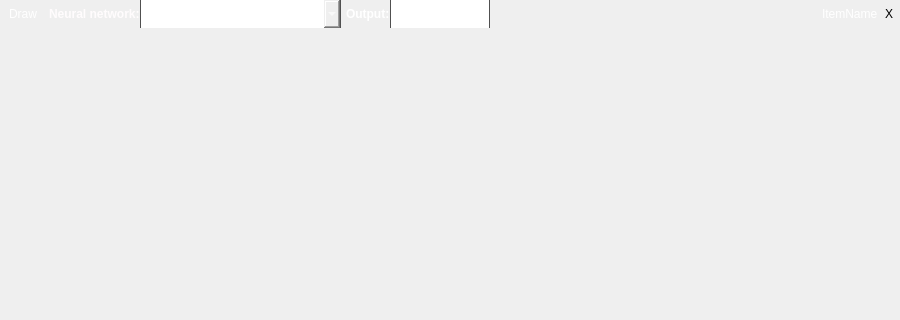
kacerpetr/NNCreator, file ApplicationUi/OutputGraphWidget.ui: the form before one commit; both pictures show x 0 to 900 and y 0 to 320 of the 900 by 616 pixel window.
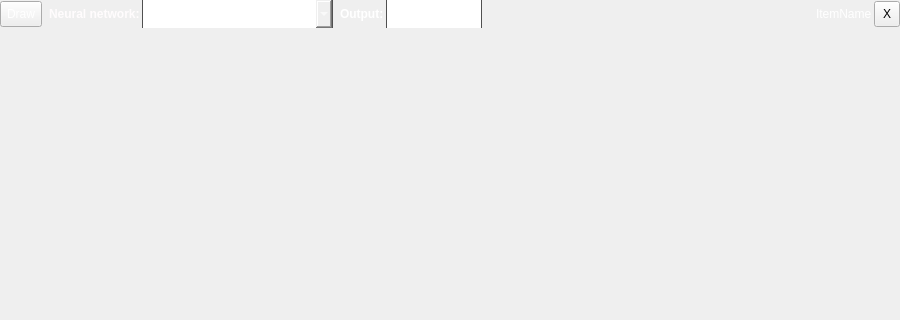
The form after the commit. Icons and pictures are not drawn.

Commit message: Look of tool buttons improved

```diff
--- a/ApplicationUi/OutputGraphWidget.ui
+++ b/ApplicationUi/OutputGraphWidget.ui
@@ -53,11 +53,11 @@
      </property>
      <layout class="QHBoxLayout" name="horizontalLayout">
       <property name="spacing">
-       <number>0</number>
-      </property>
-      <property name="leftMargin">
        <number>2</number>
       </property>
+      <property name="leftMargin">
+       <number>0</number>
+      </property>
       <property name="topMargin">
        <number>0</number>
       </property>
@@ -69,6 +69,18 @@
       </property>
       <item>
        <widget class="QToolButton" name="drawButton">
+        <property name="minimumSize">
+         <size>
+          <width>0</width>
+          <height>26</height>
+         </size>
+        </property>
+        <property name="maximumSize">
+         <size>
+          <width>16777215</width>
+          <height>26</height>
+         </size>
+        </property>
         <property name="toolTip">
          <string>Draws graph for selected network and selected ouput.</string>
         </property>
@@ -91,12 +103,6 @@
         <property name="toolButtonStyle">
          <enum>Qt::ToolButtonTextBesideIcon</enum>
         </property>
-        <property name="autoRaise">
-         <bool>true</bool>
-        </property>
-        <property name="arrowType">
-         <enum>Qt::NoArrow</enum>
-        </property>
        </widget>
       </item>
       <item>
@@ -330,8 +336,14 @@
        <widget class="QToolButton" name="closeButton">
         <property name="minimumSize">
          <size>
-          <width>0</width>
-          <height>28</height>
+          <width>26</width>
+          <height>26</height>
+         </size>
+        </property>
+        <property name="maximumSize">
+         <size>
+          <width>26</width>
+          <height>26</height>
          </size>
         </property>
         <property name="toolTip">
@@ -350,9 +362,6 @@
           <height>22</height>
          </size>
         </property>
-        <property name="autoRaise">
-         <bool>true</bool>
-        </property>
        </widget>
       </item>
      </layout>
```
The commit also changes 7 other files.
